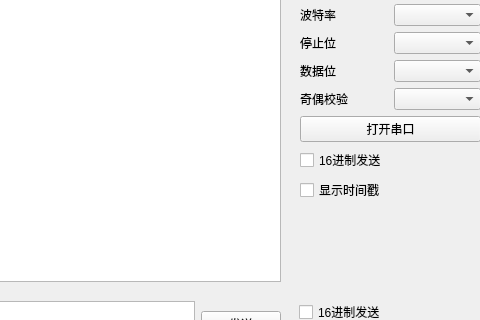
First picture: the form in mainwindow.ui, repository AngryBeast/QT_serialport, before the edit; both pictures show x 320 to 800 and y 109 to 429 of the 800 by 600 pixel window.
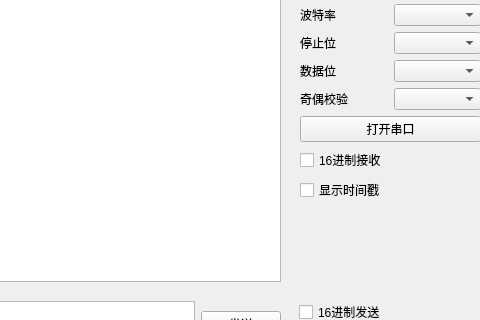
Second picture: the form after the edit.

```diff
--- a/mainwindow.ui
+++ b/mainwindow.ui
@@ -125,7 +125,7 @@
        <item>
         <widget class="QCheckBox" name="checkBox_hexdisplay">
          <property name="text">
-          <string>16进制发送</string>
+          <string>16进制接收</string>
          </property>
         </widget>
        </item>
```
